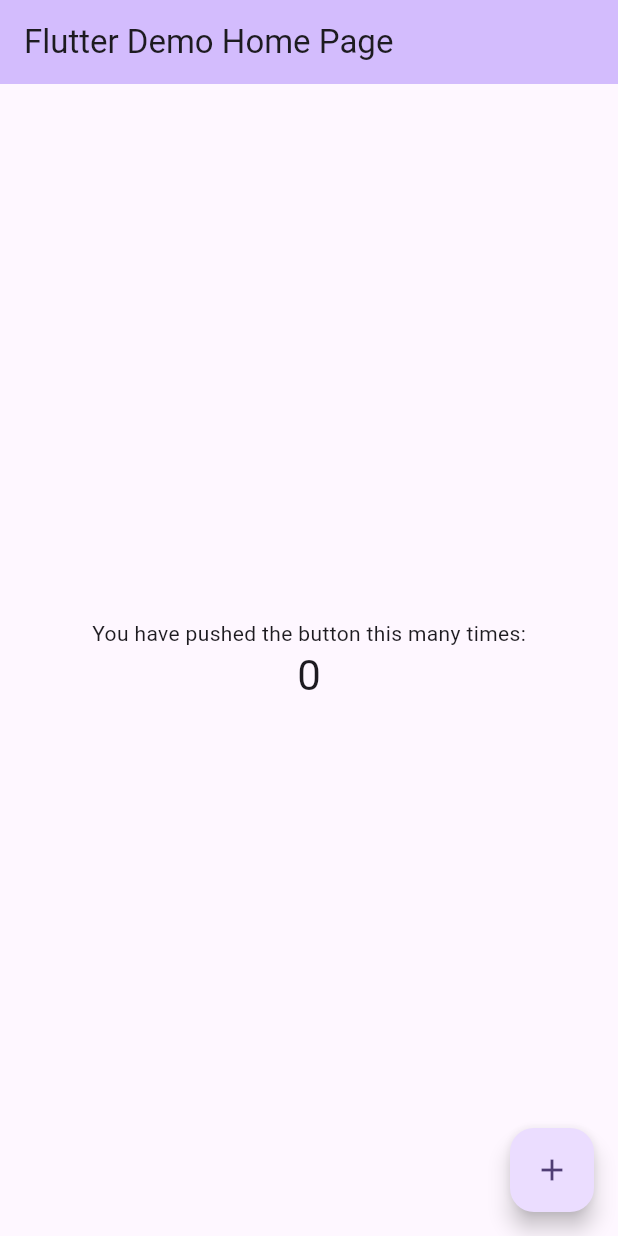
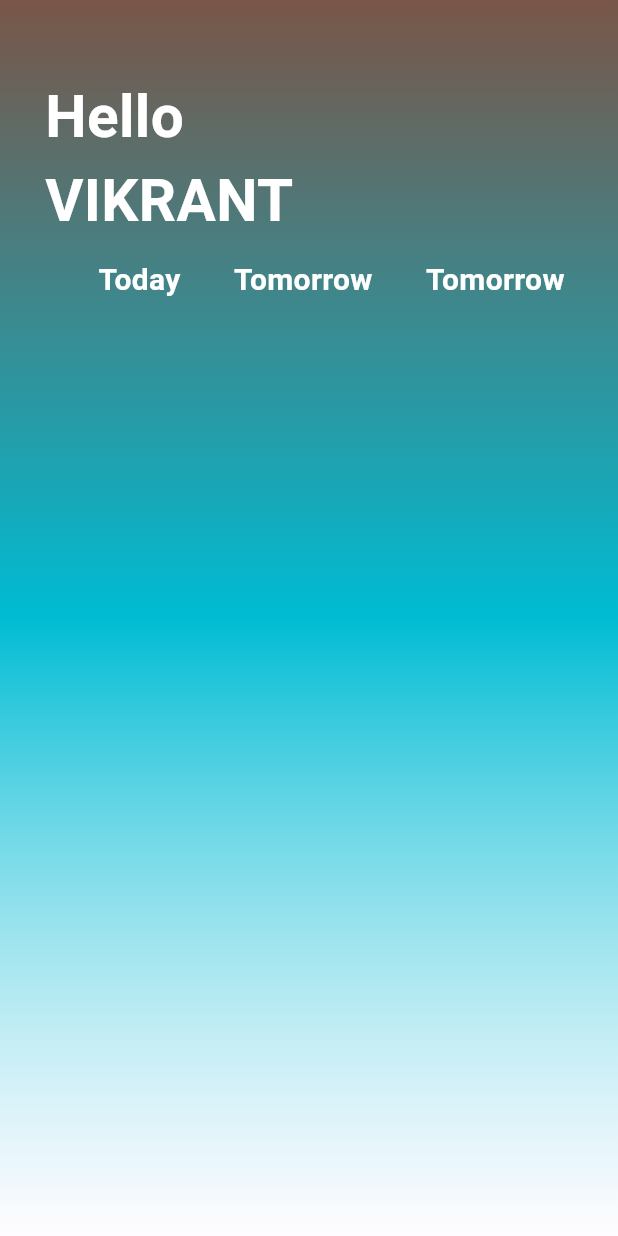
Before and after one commit to Vikrant-Singh-Chauhan/todo, a Flutter app: the screen it shows after launch, on a phone screen of 412 x 824 dp. Run offline on Flutter 3.47's test engine with Material 3 defaults, Android fonts, the phone set to English and light mode, and no system bars.

Commit message:
add home screen

```diff
--- a/lib/main.dart
+++ b/lib/main.dart
@@ -1,4 +1,5 @@
 import 'package:flutter/material.dart';
+import 'package:todo/pages/home.dart';
 
 void main() {
   runApp(const MyApp());
@@ -31,95 +32,7 @@ class MyApp extends StatelessWidget {
         colorScheme: ColorScheme.fromSeed(seedColor: Colors.deepPurple),
         useMaterial3: true,
       ),
-      home: const MyHomePage(title: 'Flutter Demo Home Page'),
+      home: Home(),
     );
   }
 }
-
-class MyHomePage extends StatefulWidget {
-  const MyHomePage({super.key, required this.title});
-
-  // This widget is the home page of your application. It is stateful, meaning
-  // that it has a State object (defined below) that contains fields that affect
-  // how it looks.
-
-  // This class is the configuration for the state. It holds the values (in this
-  // case the title) provided by the parent (in this case the App widget) and
-  // used by the build method of the State. Fields in a Widget subclass are
-  // always marked "final".
-
-  final String title;
-
-  @override
-  State<MyHomePage> createState() => _MyHomePageState();
-}
-
-class _MyHomePageState extends State<MyHomePage> {
-  int _counter = 0;
-
-  void _incrementCounter() {
-    setState(() {
-      // This call to setState tells the Flutter framework that something has
-      // changed in this State, which causes it to rerun the build method below
-      // so that the display can reflect the updated values. If we changed
-      // _counter without calling setState(), then the build method would not be
-      // called again, and so nothing would appear to happen.
-      _counter++;
-    });
-  }
-
-  @override
-  Widget build(BuildContext context) {
-    // This method is rerun every time setState is called, for instance as done
-    // by the _incrementCounter method above.
-    //
-    // The Flutter framework has been optimized to make rerunning build methods
-    // fast, so that you can just rebuild anything that needs updating rather
-    // than having to individually change instances of widgets.
-    return Scaffold(
-      appBar: AppBar(
-        // TRY THIS: Try changing the color here to a specific color (to
-        // Colors.amber, perhaps?) and trigger a hot reload to see the AppBar
-        // change color while the other colors stay the same.
-        backgroundColor: Theme.of(context).colorScheme.inversePrimary,
-        // Here we take the value from the MyHomePage object that was created by
-        // the App.build method, and use it to set our appbar title.
-        title: Text(widget.title),
-      ),
-      body: Center(
-        // Center is a layout widget. It takes a single child and positions it
-        // in the middle of the parent.
-        child: Column(
-          // Column is also a layout widget. It takes a list of children and
-          // arranges them vertically. By default, it sizes itself to fit its
-          // children horizontally, and tries to be as tall as its parent.
-          //
-          // Column has various properties to control how it sizes itself and
-          // how it positions its children. Here we use mainAxisAlignment to
-          // center the children vertically; the main axis here is the vertical
-          // axis because Columns are vertical (the cross axis would be
-          // horizontal).
-          //
-          // TRY THIS: Invoke "debug painting" (choose the "Toggle Debug Paint"
-          // action in the IDE, or press "p" in the console), to see the
-          // wireframe for each widget.
-          mainAxisAlignment: MainAxisAlignment.center,
-          children: <Widget>[
-            const Text(
-              'You have pushed the button this many times:',
-            ),
-            Text(
-              '$_counter',
-              style: Theme.of(context).textTheme.headlineMedium,
-            ),
-          ],
-        ),
-      ),
-      floatingActionButton: FloatingActionButton(
-        onPressed: _incrementCounter,
-        tooltip: 'Increment',
-        child: const Icon(Icons.add),
-      ), // This trailing comma makes auto-formatting nicer for build methods.
-    );
-  }
-}
--- /dev/null
+++ b/lib/pages/home.dart
@@ -0,0 +1,151 @@
+import 'package:flutter/material.dart';
+
+class Home extends StatefulWidget {
+  const Home({super.key});
+
+  @override
+  State<Home> createState() => _HomeState();
+}
+
+class _HomeState extends State<Home> {
+  bool today = false,tomorrow = false,next_week = false;
+  @override
+  Widget build(BuildContext context) {
+    return Scaffold(
+      body: Container(
+        width: MediaQuery.of(context).size.width,
+        height: MediaQuery.of(context).size.height,
+        padding: EdgeInsets.only(top: 50, left: 30),
+        decoration: BoxDecoration(
+          gradient: LinearGradient(colors: [
+            Colors.white60,
+            Colors.cyan,
+            Colors.brown,
+          ], begin: Alignment.bottomCenter, end: Alignment.topCenter),
+        ),
+        child: Column(
+          crossAxisAlignment: CrossAxisAlignment.start,
+          children: [
+            Text(
+              "Hello\nVIKRANT",
+              style: TextStyle(
+                  color: Colors.white,
+                  fontSize: 39,
+                  fontWeight: FontWeight.bold),
+            ),
+            SizedBox(
+              height: 10,
+            ),
+            Row(
+              mainAxisAlignment: MainAxisAlignment.spaceEvenly,
+              children: [
+               today ? Material(
+                  elevation: 4,
+                  borderRadius: BorderRadius.circular(20),
+                  child: Container(
+                    padding: EdgeInsets.symmetric(horizontal: 20, vertical: 5),
+                    decoration: BoxDecoration(
+                      color: Colors.orange,
+                      borderRadius: BorderRadius.circular(10),
+                    ),
+                    child: Text(
+                      "Today",
+                      style: TextStyle(
+                          color: Colors.white,
+                          fontSize: 20,
+                          fontWeight: FontWeight.bold),
+                    ),
+                  ),
+                ):GestureDetector(
+                 onTap: (){
+                   today = true;
+                   tomorrow = false;
+                   next_week = false;
+                   setState(() {
+
+                   });
+                 },
+                  child: Text(
+                          "Today",
+                          style: TextStyle(
+                              color: Colors.white,
+                              fontSize: 20,
+                              fontWeight: FontWeight.bold),
+                        ),
+                ),
+                tomorrow ? Material(
+                  elevation: 4,
+                  borderRadius: BorderRadius.circular(20),
+                  child: Container(
+                    padding: EdgeInsets.symmetric(horizontal: 20, vertical: 5),
+                    decoration: BoxDecoration(
+                      color: Colors.orange,
+                      borderRadius: BorderRadius.circular(10),
+                    ),
+                    child: Text(
+                      "Tomorrow",
+                      style: TextStyle(
+                          color: Colors.white,
+                          fontSize: 20,
+                          fontWeight: FontWeight.bold),
+                    ),
+                  ),
+                ):GestureDetector(
+                  onTap: (){
+                    today = false;
+                    tomorrow = true;
+                    next_week = false;
+                    setState(() {
+
+                    });
+                  },
+                  child: Text(
+                    "Tomorrow",
+                    style: TextStyle(
+                        color: Colors.white,
+                        fontSize: 20,
+                        fontWeight: FontWeight.bold),
+                  ),
+                ),
+                next_week? Material(
+                  elevation: 4,
+                  borderRadius: BorderRadius.circular(20),
+                  child: Container(
+                    padding: EdgeInsets.symmetric(horizontal: 20, vertical: 5),
+                    decoration: BoxDecoration(
+                      color: Colors.orange,
+                      borderRadius: BorderRadius.circular(10),
+                    ),
+                    child: Text(
+                      "Next Week",
+                      style: TextStyle(
+                          color: Colors.white,
+                          fontSize: 20,
+                          fontWeight: FontWeight.bold),
+                    ),
+                  ),
+                ):GestureDetector(
+                  onTap: (){
+                    today = false;
+                    tomorrow = false;
+                    next_week = true;
+                    setState(() {
+
+                    });
+                  },
+                  child: Text(
+                    "Tomorrow",
+                    style: TextStyle(
+                        color: Colors.white,
+                        fontSize: 20,
+                        fontWeight: FontWeight.bold),
+                  ),
+                ),
+              ],
+            )
+          ],
+        ),
+      ),
+    );
+  }
+}
```
